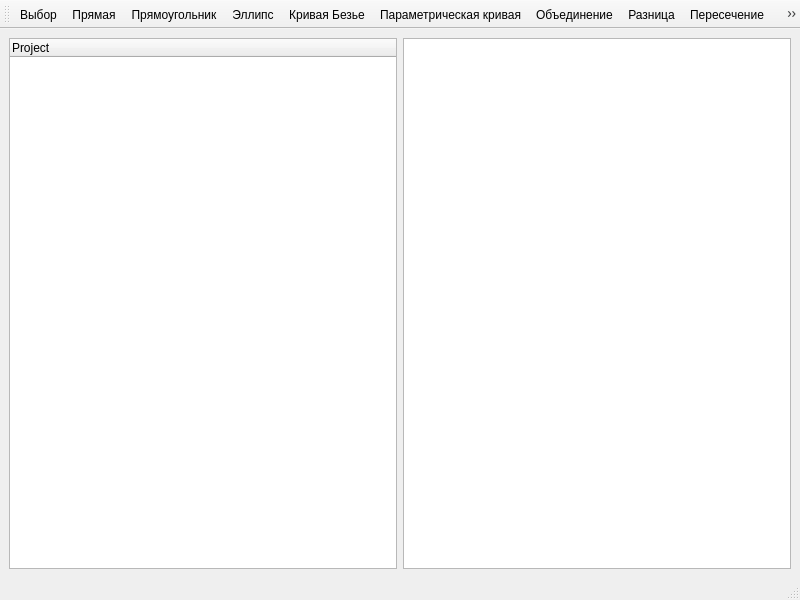
This is modules/data/src/ui/template6.ui in baltikaa9/comsol-free as Qt 5 draws it before an edit. The edited form follows.
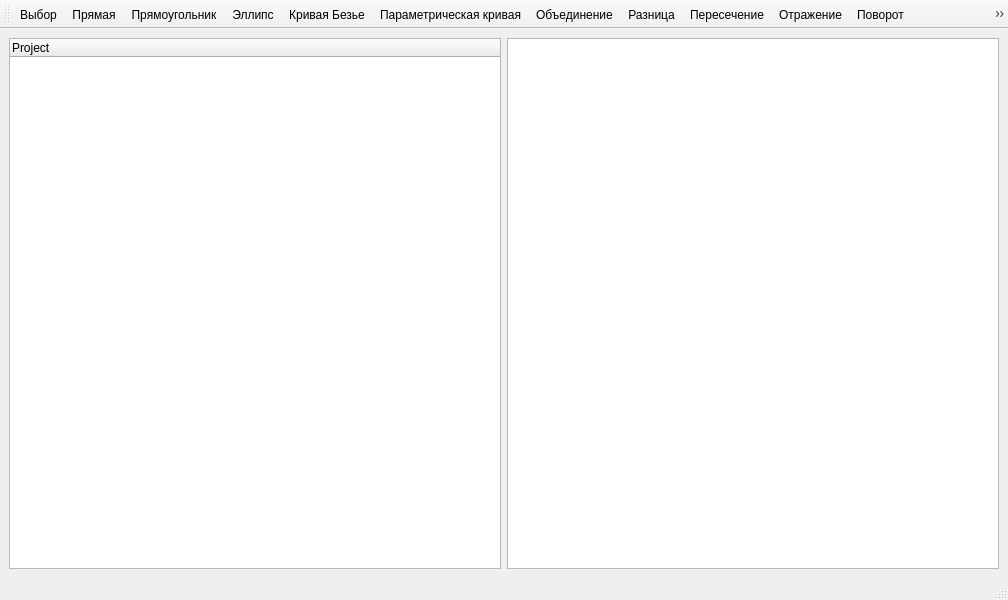
This is the edited form. Custom widgets are drawn as their Qt base class.

Commit message: Увеличил размер окна

```diff
--- a/modules/data/src/ui/template6.ui
+++ b/modules/data/src/ui/template6.ui
@@ -6,7 +6,7 @@
    <rect>
     <x>0</x>
     <y>0</y>
-    <width>800</width>
+    <width>1008</width>
     <height>600</height>
    </rect>
   </property>
@@ -58,13 +58,9 @@
     <bool>false</bool>
    </attribute>
    <addaction name="actionSelect"/>
-<!--   <addaction name="actionDrawLine"/>-->
    <addaction name="actionDrawLineByParams"/>
-<!--   <addaction name="actionDrawRect"/>-->
    <addaction name="actionDrawRectByParams"/>
-<!--   <addaction name="actionDrawCircle"/>-->
    <addaction name="actionDrawCircleByParams"/>
-<!--   <addaction name="actionDrawCurve"/>-->
    <addaction name="actionDrawCurveByParams"/>
    <addaction name="actionDrawParametric"/>
    <addaction name="actionUnion"/>
```
Left out of the diff: 22 changed lines with no effect on the pictures. Lines whose indentation alone changed are shown as unchanged. The commit also changes 1 other file.
